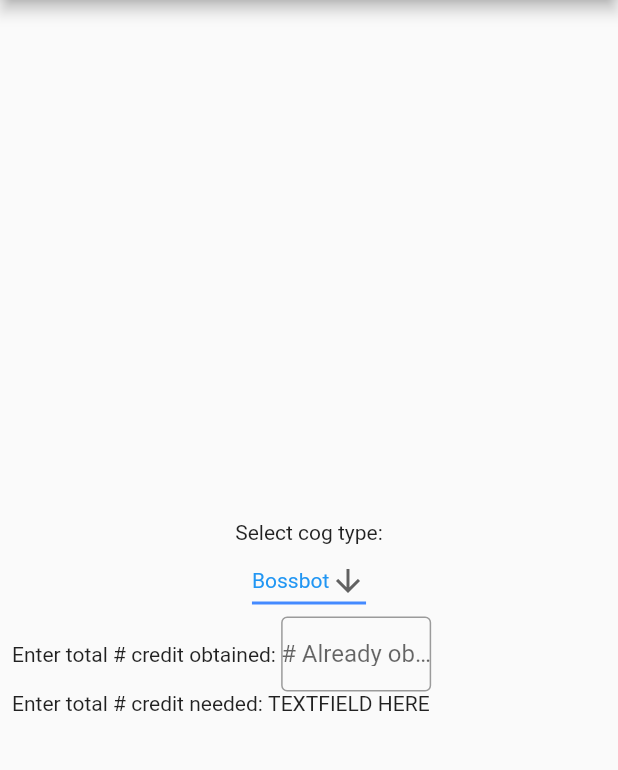
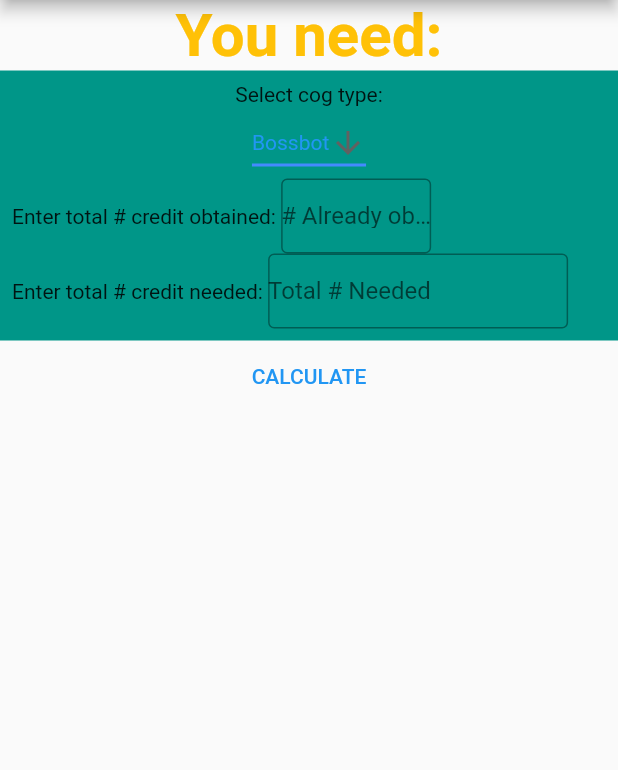
Before and after one commit to jamesbertel/ToontownCalculator, a Flutter app: the screen it shows after launch, on a phone screen of 412 x 824 dp, the part 84-854 px from its top. Run offline on Flutter 3.47's test engine with Material 2 defaults, Android fonts, the phone set to English and light mode, and no system bars; Roboto replaces fonts that are missing (Caveat).

Commit message:
bossbot functionality works, added interface

```diff
--- /dev/null
+++ b/lib/cogfacilities/bossbotFacility.dart
@@ -0,0 +1,64 @@
+import 'package:flutter/material.dart';
+import '../main.dart';
+import '../homepage.dart';
+import 'calculation.dart';
+
+class BossbotGolfCourse implements ICogFacility {
+
+  String printStats(List<int> nums){
+    //TEST:
+    //print("You need :\n\t" + nums.get(0) + " back nine(s),\n\t");
+    //print(nums.get(1) + " middle six(es), and \n\t");
+    //print(nums.get(2) + " front three(s).\n");
+    String x;
+    x="You need :\n  " + nums[0].toString() + " back nine(s),\n  ";
+    x+=nums[1].toString() + " middle six(es), and \n  ";
+    x+=nums[2].toString() + " front three(s).\n";
+    return x;
+  }
+
+  String calculateStats(int totalObtained, int totalNeeded) {
+
+    List<int> golfCourses = [];
+    int x = 0, y = 0, z = 0; //temporary variables
+    int total = totalNeeded - totalObtained;
+
+    //CALCULATE BACK NINES NEEDED
+    if (total >= 3350) {
+      x = (total / 3350).floor() ; //back nines needed
+      total = total % 3350; //extra stock options
+    }
+    if(3350 > total && total > 1874){
+      x++;
+      total = total - 3550;
+    }
+
+    //CALCULATE MIDDLE SIXES NEEDED
+    if(total >= 1874){
+      y = (total / 1874).floor() ; //middle sixes needed
+      total = total % 1874; //extra stock options
+    }
+    if(1874 > total && total > 764){
+      y++;
+      total = total % 1874;
+    }
+
+    //CALCULATE FRONT THREES NEEDED
+    if (764 >= total && total > 0){
+      z = (total / 764).floor() ; //front threes needed
+      z++;
+    }
+
+    //ADD TOTALS TO INTEGER ARRAY
+    golfCourses.add(x); //number of back nines added
+    golfCourses.add(y); //number of middle sixes added
+    golfCourses.add(z); //number of front threes added
+    return printStats(golfCourses);
+  }
+/*
+    TYPE            STOCK OPTIONS
+    Front Three     764
+    Middle Six      1874
+    Back Nine       3350
+     */
+}
--- a/lib/homepage.dart
+++ b/lib/homepage.dart
@@ -1,7 +1,10 @@
 import 'dart:developer';
+import 'dart:ui';
 
 import 'package:flutter/material.dart';
 import 'package:flutter/services.dart';
+
+import 'cogfacilities/calculation.dart';
 
 class HomePage extends StatefulWidget {
   // const HomePage({Key? key, required this.title}) : super(key: key);
@@ -17,13 +20,19 @@ class _HomePage extends State<HomePage> {
   static const String lawbot = 'Lawbot';
   static const String cashbot = 'Cashbot';
   static const String sellbot = 'Sellbot';
+  String output = "You need: ";
 
   int numObtained = 0;
   int numNeeded = 0;
-  TextEditingController _controller = TextEditingController();
-  int output = 0;
 
-  //_controller.addListener();
+  TextEditingController _controllerA = TextEditingController();
+  TextEditingController _controllerB = TextEditingController();
+
+  void updateText(){
+    setState(() {
+      output = calculation(cogtype, numObtained, numNeeded);
+    });
+  }
 
   @override
   Widget build(BuildContext context) {
@@ -38,21 +47,27 @@ class _HomePage extends State<HomePage> {
         body: SingleChildScrollView(
           child: Center( // WHOLE FRAME
           child: Column(
+          children: <Widget>[
 
-          children: <Widget>[
+            Text(output,
+           textAlign: TextAlign.center,
+           style: const TextStyle(
+             fontSize: 40.0,
+             color: Colors.amber,
+             fontFamily: "Caveat",
+             fontWeight: FontWeight.w700
+           )) ,// OUTPUT TEXT
 
           Container( // INPUT
           padding: EdgeInsets.all(8.0),
           alignment: Alignment.center,
           width: size.shortestSide,
-          height: size.longestSide,
+          color: Colors.teal,
           child: Column(
-        // crossAxisAlignment: CrossAxisAlignment.center,
           mainAxisAlignment: MainAxisAlignment.center,
+          children: <Widget>[
 
-          children: <Widget>[
             //select cog type
-
             Column(children: [
               const Text('Select cog type:'),
               DropdownButton(
@@ -85,11 +100,9 @@ class _HomePage extends State<HomePage> {
               Container(
                   width: 100,
                   height: 50,
-                  //child: Expanded(
                   child: TextField(
-                    controller: _controller,
-                    // keyboardType: TextInputType.number,
-                    // inputFormatters: [ FilteringTextInputFormatter.digitsOnly, ],
+                    controller: _controllerA,
+                    keyboardType: TextInputType.number,
                     decoration: const InputDecoration(
                       border: OutlineInputBorder(),
                       labelText: '# Already obtained',
@@ -104,12 +117,35 @@ class _HomePage extends State<HomePage> {
             ]),
 
             //get num needed
-            Row(children: const <Widget>[
+            Row(children: <Widget>[
               const Text('Enter total # credit needed: '),
-              const Text('TEXTFIELD HERE'),
+              Container(
+                  width: 200,
+                  height: 50,
+                  child: TextField(
+                    controller: _controllerB,
+                    keyboardType: TextInputType.number,
+                    decoration: const InputDecoration(
+                      border: OutlineInputBorder(),
+                      labelText: 'Total # Needed',
+                      contentPadding: EdgeInsets.symmetric(vertical: 40.0),
+                    ),
+                    onChanged: (text) {
+                      setState(() {
+                        numNeeded = int.parse(text);
+                      });
+                    },
+                  ))
             ]),
-          ]))] // END INPUT CONTAINER
-        )))
+          ])
+          ), // END INPUT CONTAINER
+
+          TextButton(onPressed: () {
+            updateText();
+          }, child: Text("CALCULATE"))
+          ]
+
+          )))
     );
   }
 }
```
Also changed, not shown: lib/cogfacilities/calculation.dart (added, +53 -0 lines), 1 other file.
